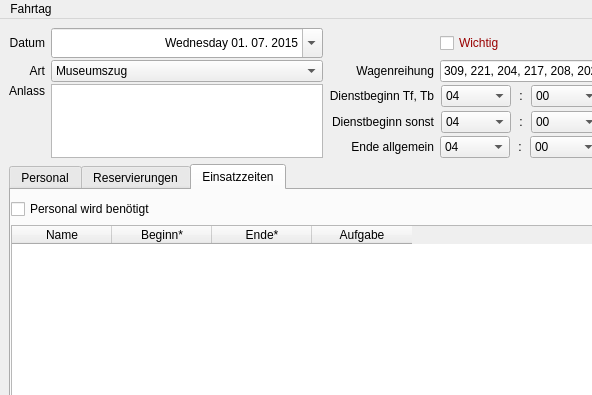
Above: Programm/fahrtagwindow.ui from philjosch/Einsatzplaner before the change; both pictures show x 0 to 592 and y 0 to 395 of the 720 by 616 pixel window. Below: the same form after it.
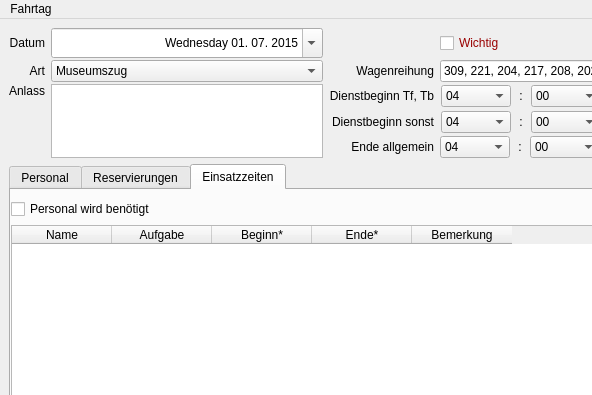
That is the form after the change. The open tabs and pages were chosen to show the change.

```diff
--- a/Programm/fahrtagwindow.ui
+++ b/Programm/fahrtagwindow.ui
@@ -1248,6 +1248,11 @@
             <string>Name</string>
            </property>
           </column>
+          <column>
+           <property name="text">
+            <string>Aufgabe</string>
+           </property>
+          </column>
           <column>
            <property name="text">
             <string>Beginn*</string>
@@ -1260,7 +1265,7 @@
           </column>
           <column>
            <property name="text">
-            <string>Aufgabe</string>
+            <string>Bemerkung</string>
            </property>
           </column>
          </widget>
```
